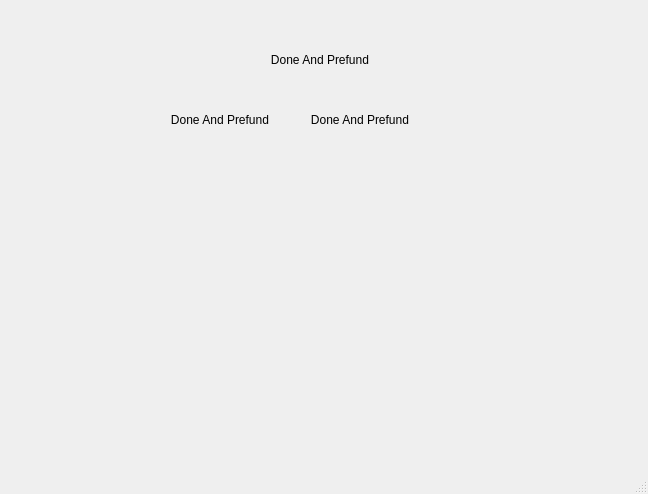
Old version of the form configs/mdragon/pythonextern/CoffeMachine/vendding.ui in the repository mWorkVN/linuxcnc.
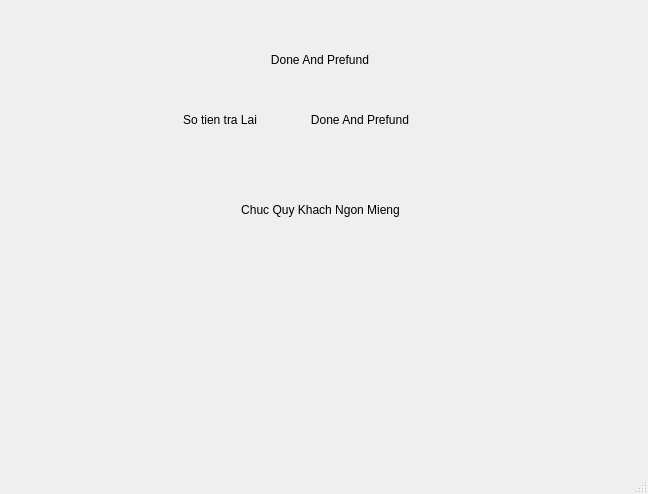
New version of the form. The open tabs and pages were chosen to show the change.

Patch:
```diff
--- a/configs/mdragon/pythonextern/CoffeMachine/vendding.ui
+++ b/configs/mdragon/pythonextern/CoffeMachine/vendding.ui
@@ -24,7 +24,7 @@
      </rect>
     </property>
     <property name="currentIndex">
-     <number>1</number>
+     <number>3</number>
     </property>
     <widget class="QWidget" name="stackedWidgetPage1">
      <widget class="QWidget" name="verticalLayoutWidget">
@@ -1050,6 +1050,7 @@
       </property>
      </widget>
     </widget>
+    <widget class="QWidget" name="page_3"/>
     <widget class="QWidget" name="page_2">
      <widget class="QLabel" name="imageAc_15">
       <property name="geometry">
@@ -1125,7 +1126,7 @@
        <number>0</number>
       </property>
       <property name="text">
-       <string>Done And Prefund</string>
+       <string>So tien tra Lai</string>
       </property>
       <property name="alignment">
        <set>Qt::AlignCenter</set>
@@ -1171,6 +1172,46 @@
        <set>Qt::AlignCenter</set>
       </property>
      </widget>
+     <widget class="QLabel" name="imageAc_18">
+      <property name="geometry">
+       <rect>
+        <x>170</x>
+        <y>190</y>
+        <width>281</width>
+        <height>20</height>
+       </rect>
+      </property>
+      <property name="sizePolicy">
+       <sizepolicy hsizetype="Maximum" vsizetype="Maximum">
+        <horstretch>0</horstretch>
+        <verstretch>0</verstretch>
+       </sizepolicy>
+      </property>
+      <property name="minimumSize">
+       <size>
+        <width>20</width>
+        <height>20</height>
+       </size>
+      </property>
+      <property name="maximumSize">
+       <size>
+        <width>150777</width>
+        <height>20</height>
+       </size>
+      </property>
+      <property name="frameShape">
+       <enum>QFrame::Box</enum>
+      </property>
+      <property name="lineWidth">
+       <number>0</number>
+      </property>
+      <property name="text">
+       <string>Chuc Quy Khach Ngon Mieng</string>
+      </property>
+      <property name="alignment">
+       <set>Qt::AlignCenter</set>
+      </property>
+     </widget>
     </widget>
    </widget>
   </widget>
```
